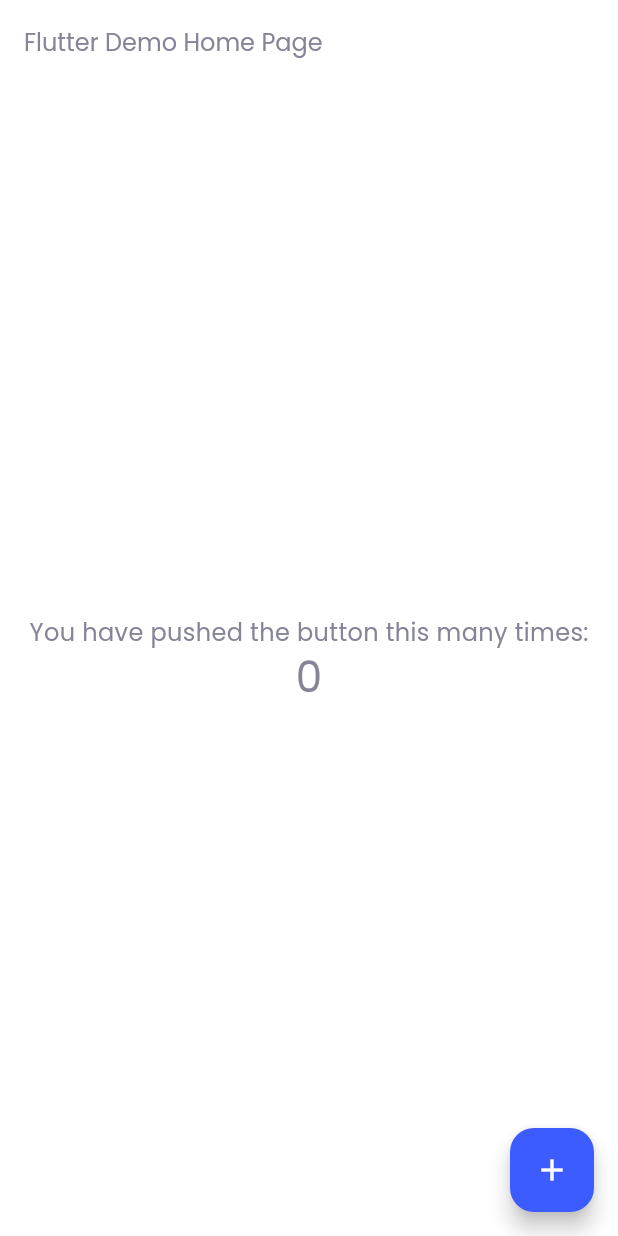
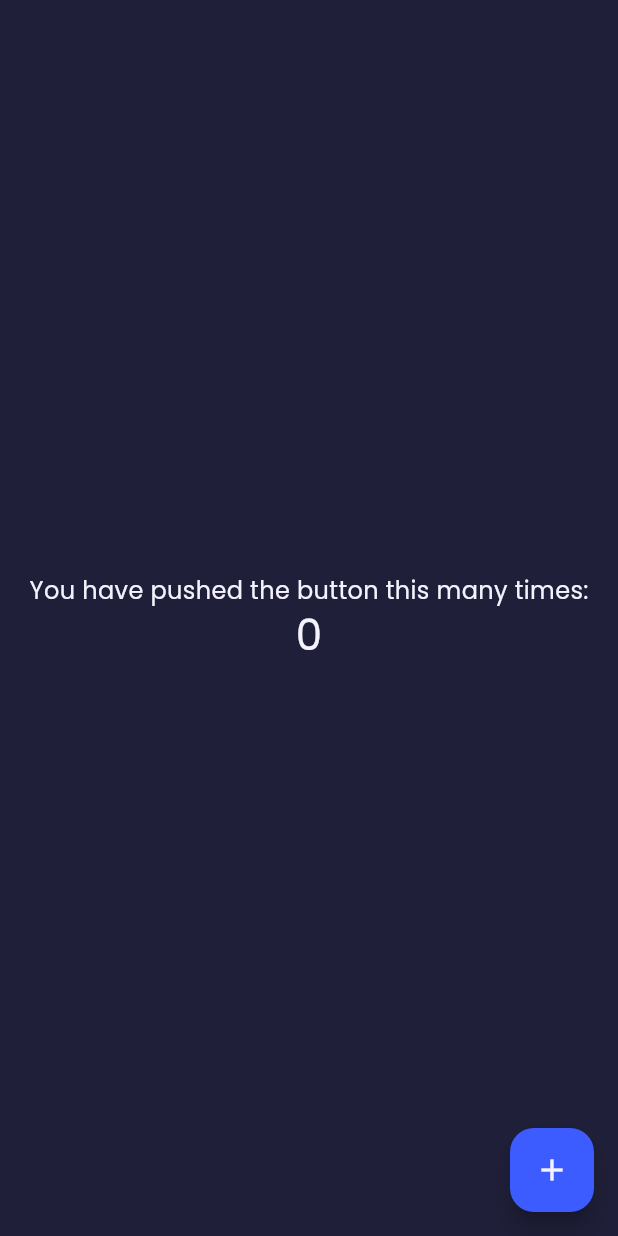
Before and after one commit to AnnaSafyan/study_project, a Flutter app: the screen it shows after launch, on a phone screen of 412 x 824 dp. Run offline on Flutter 3.47's test engine with Material 3 defaults, Android fonts, the phone set to English and light mode, and no system bars.

```diff
--- a/lib/main.dart
+++ b/lib/main.dart
@@ -14,7 +14,8 @@ class MyApp extends StatelessWidget {
   Widget build(BuildContext context) {
     return MaterialApp(
       title: 'Flutter Demo',
-      theme: LightAppTheme.lightTheme,
+      theme: DarkAppTheme.darkTheme,
+      // theme: LightAppTheme.lightTheme
       home: const MyHomePage(title: 'Flutter Demo Home Page'),
     );
   }
@@ -41,10 +42,6 @@ class _MyHomePageState extends State<MyHomePage> {
   @override
   Widget build(BuildContext context) {
     return Scaffold(
-      appBar: AppBar(
-        backgroundColor: Theme.of(context).colorScheme.inversePrimary,
-        title: Text(widget.title),
-      ),
       body: Center(
         child: Column(
           mainAxisAlignment: MainAxisAlignment.center,
```
